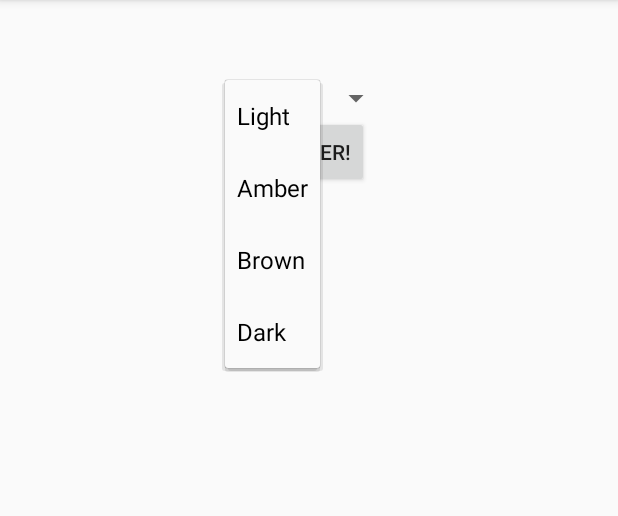
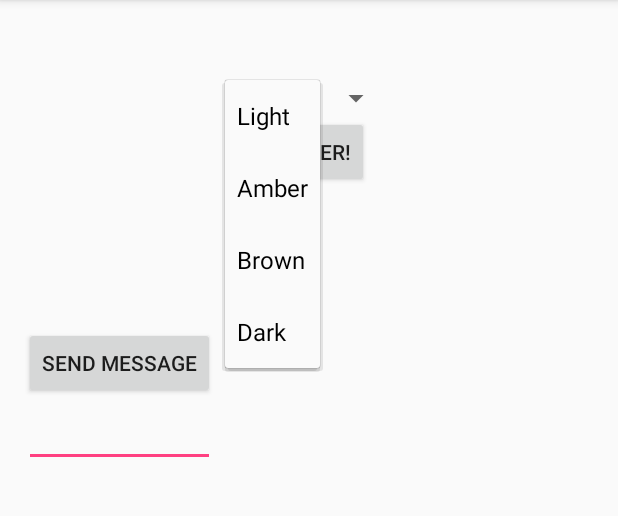
Before and after one commit to elmclean/BeerAdviser, an Android app: the screen it shows after launch (FindBeerActivity), after a tap on "Light", on a phone screen of 412 x 824 dp, the part 84-600 px from its top. Run offline under Robolectric (Android 15) with nearby library versions, the phone set to English and light mode, and no system bars.

Commit message:
Finished sending messages activity

```diff
--- a/app/src/main/AndroidManifest.xml
+++ b/app/src/main/AndroidManifest.xml
@@ -15,6 +15,11 @@
                 <category android:name="android.intent.category.LAUNCHER" />
             </intent-filter>
         </activity>
+        <activity
+            android:name=".ReceiveMessageActivity"
+            android:label="@string/title_activity_receive_message" >
+
+        </activity>
     </application>
 
 </manifest>
--- a/app/src/main/java/com/example/elmclean/beeradviser/FindBeerActivity.java
+++ b/app/src/main/java/com/example/elmclean/beeradviser/FindBeerActivity.java
@@ -1,8 +1,10 @@
 package com.example.elmclean.beeradviser;
 
+import android.content.Intent;
 import android.support.v7.app.AppCompatActivity;
 import android.os.Bundle;
 import android.view.View;
+import android.widget.EditText;
 import android.widget.Spinner;
 import android.widget.TextView;
 
@@ -11,10 +13,20 @@ import java.util.List;
 
 public class FindBeerActivity extends AppCompatActivity {
 
+    public static final String EXTRA_MESSAGE = "message";
+
     @Override
     protected void onCreate(Bundle savedInstanceState) {
         super.onCreate(savedInstanceState);
         setContentView(R.layout.activity_find_beer);
+
+        Intent intent = getIntent();
+        if(intent.hasExtra(EXTRA_MESSAGE)) {
+            String messageText = intent.getStringExtra(EXTRA_MESSAGE);
+
+            TextView messageView = (TextView)findViewById(R.id.message2);
+            messageView.setText(messageText);
+        }
     }
 
     // Call when button is clicked
@@ -43,4 +55,14 @@ public class FindBeerActivity extends AppCompatActivity {
         // brands.setText(beerType);
         brands.setText(brandsFormatted);
     }
+
+    // Call onSendMessage() when the button is clicked
+    public void onSendMessage(View view) {
+        EditText messageView = (EditText)findViewById(R.id.message);
+        String messageText = messageView.getText().toString();
+
+        Intent intent = new Intent(this, ReceiveMessageActivity.class);
+        intent.putExtra(ReceiveMessageActivity.EXTRA_MESSAGE, messageText);
+        startActivity(intent);
+    }
 }
--- a/app/src/main/res/layout/activity_find_beer.xml
+++ b/app/src/main/res/layout/activity_find_beer.xml
@@ -35,4 +35,37 @@
         android:layout_marginTop="60dp"
         android:text=""
         android:id="@+id/brands" />
+
+    <Button
+        android:layout_width="wrap_content"
+        android:layout_height="wrap_content"
+        android:text="@string/send"
+        android:id="@+id/send"
+        android:layout_marginTop="61dp"
+        android:onClick="onSendMessage"
+        android:layout_below="@+id/brands"
+        android:layout_alignParentLeft="true"
+        android:layout_alignParentStart="true" />
+
+    <EditText
+        android:layout_width="wrap_content"
+        android:layout_height="wrap_content"
+        android:id="@+id/message"
+        android:layout_below="@+id/send"
+        android:layout_alignLeft="@+id/send"
+        android:layout_alignStart="@+id/send"
+        android:layout_alignRight="@+id/send"
+        android:layout_alignEnd="@+id/send"
+        android:ems="10" />
+
+    <TextView
+        android:layout_width="wrap_content"
+        android:layout_height="wrap_content"
+        android:id="@+id/message2"
+        android:text=""
+        android:ems="10"
+        android:layout_below="@+id/message"
+        android:layout_alignParentLeft="true"
+        android:layout_alignParentStart="true"
+        android:layout_marginTop="57dp" />
 </RelativeLayout>
--- a/app/src/main/res/values/strings.xml
+++ b/app/src/main/res/values/strings.xml
@@ -1,4 +1,5 @@
 <resources>
+    <string name="hello_world">Hello World!</string>
     <string name="app_name">Beer Adviser</string>
     <string name="action_settings">Settings</string>
     <string name="find_beer">Find Beer!</string>
@@ -9,4 +10,7 @@
         <item>Brown</item>
         <item>Dark</item>
     </string-array>
+
+    <string name="send">Send Message</string>
+    <string name="title_activity_receive_message">Receive Message</string>
 </resources>
```
Also changed, not shown: app/src/main/java/com/example/elmclean/beeradviser/ReceiveMessageActivity.java (added, +37 -0 lines), app/src/main/res/layout/activity_receive_message.xml (added, +44 -0 lines).
